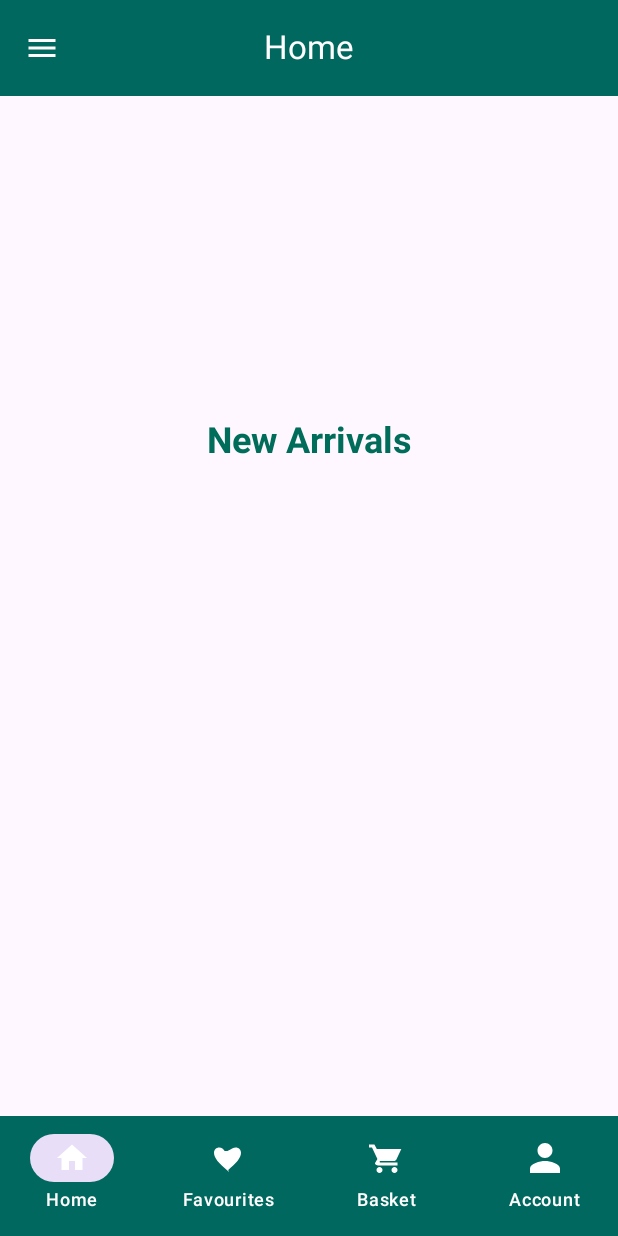
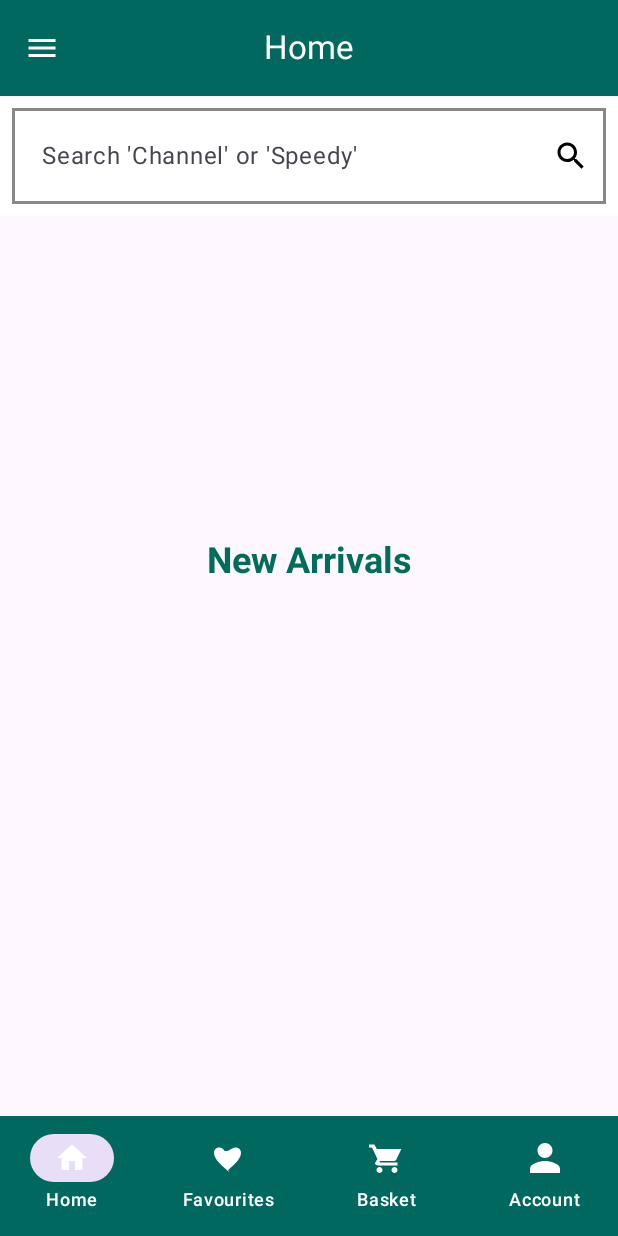
Before and after one commit to siddheshsalaskar/Compose-Demo, an Android app built with Jetpack Compose: the screen it shows after launch (MainActivity), on a phone screen of 412 x 824 dp. Run offline under Robolectric (Android 15) with nearby library versions, the phone set to English and light mode, and no system bars; libraries missing offline, so code that uses them is left out: com.algolia.instantsearch, com.algolia.search; pictures from the network do not load; 5 statements that could not run were skipped.

Commit message:
Added the searchbar

```diff
--- a/app/src/main/java/com/example/composedemo/ui/MainScreen.kt
+++ b/app/src/main/java/com/example/composedemo/ui/MainScreen.kt
@@ -6,9 +6,11 @@ import androidx.compose.foundation.layout.height
 import androidx.compose.foundation.lazy.LazyColumn
 import androidx.compose.runtime.Composable
 import androidx.compose.ui.Modifier
+import androidx.compose.ui.tooling.preview.Preview
 import androidx.compose.ui.unit.dp
 import com.example.composedemo.model.AlgoliaProduct
 import com.example.composedemo.model.Banner
+import com.example.composedemo.ui.theme.SearchBar
 
 @Composable
 fun MainScreen(
@@ -19,6 +21,7 @@ fun MainScreen(
     LazyColumn(
         modifier = Modifier.fillMaxWidth(),
     ) {
+        item { SearchBar() }
         item { BannerCarousel(banners) }
         item { Spacer(modifier = Modifier.height(16.dp)) }
         item { NewArrivalsSection() }
--- /dev/null
+++ b/app/src/main/java/com/example/composedemo/ui/theme/SearchBar.kt
@@ -0,0 +1,64 @@
+package com.example.composedemo.ui.theme
+
+import androidx.compose.foundation.BorderStroke
+import androidx.compose.foundation.Image
+import androidx.compose.foundation.background
+import androidx.compose.foundation.border
+import androidx.compose.foundation.layout.Arrangement
+import androidx.compose.foundation.layout.Row
+import androidx.compose.foundation.layout.fillMaxWidth
+import androidx.compose.foundation.layout.padding
+import androidx.compose.foundation.shape.CircleShape
+import androidx.compose.material.icons.Icons
+import androidx.compose.material.icons.filled.Search
+import androidx.compose.material3.Text
+import androidx.compose.material3.TextField
+import androidx.compose.material3.TextFieldDefaults
+import androidx.compose.runtime.Composable
+import androidx.compose.runtime.getValue
+import androidx.compose.runtime.mutableStateOf
+import androidx.compose.runtime.remember
+import androidx.compose.runtime.setValue
+import androidx.compose.ui.Alignment
+import androidx.compose.ui.Modifier
+import androidx.compose.ui.graphics.Color
+import androidx.compose.ui.graphics.painter.Painter
+import androidx.compose.ui.graphics.vector.ImageVector
+import androidx.compose.ui.res.painterResource
+import androidx.compose.ui.res.vectorResource
+import androidx.compose.ui.tooling.preview.Preview
+import androidx.compose.ui.unit.dp
+import com.example.composedemo.R
+
+@Preview
+@Composable
+fun SearchBar() {
+    Row( modifier = Modifier.fillMaxWidth(1f).background(Color.White).padding(8.dp).border(BorderStroke(2.dp, Color.Gray)) .padding(4.dp)
+    ) {
+        var text by remember { mutableStateOf("") }
+
+        TextField(
+            text,
+            onValueChange = {text = it},
+            colors = TextFieldDefaults.colors(
+                focusedContainerColor = Color.Transparent,
+                unfocusedContainerColor = Color.Transparent,
+                disabledContainerColor = Color.Transparent,
+                errorContainerColor = Color.Transparent,
+                disabledTextColor = Color.Transparent,
+                unfocusedIndicatorColor = Color.Transparent,
+                focusedIndicatorColor = Color.Transparent
+                ),
+            modifier = Modifier.weight(.9f).background(Color.White),
+            placeholder = { Text("Search 'Channel' or 'Speedy'")},
+            shape = CircleShape
+        )
+
+
+        Image(imageVector = Icons.Default.Search,
+            "search icon",
+            modifier = Modifier.align(Alignment.CenterVertically)
+                .weight(.1f) )
+
+    }
+}
```
